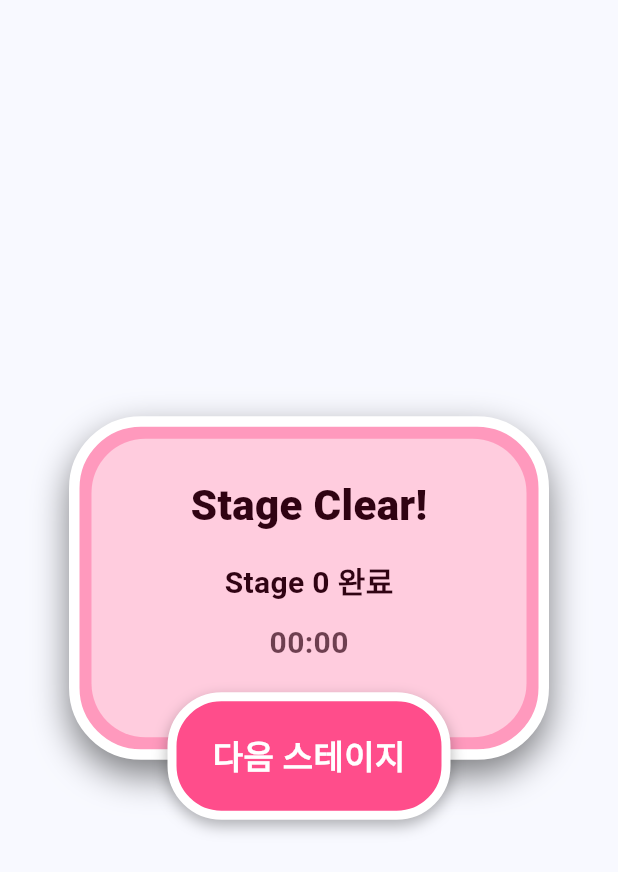
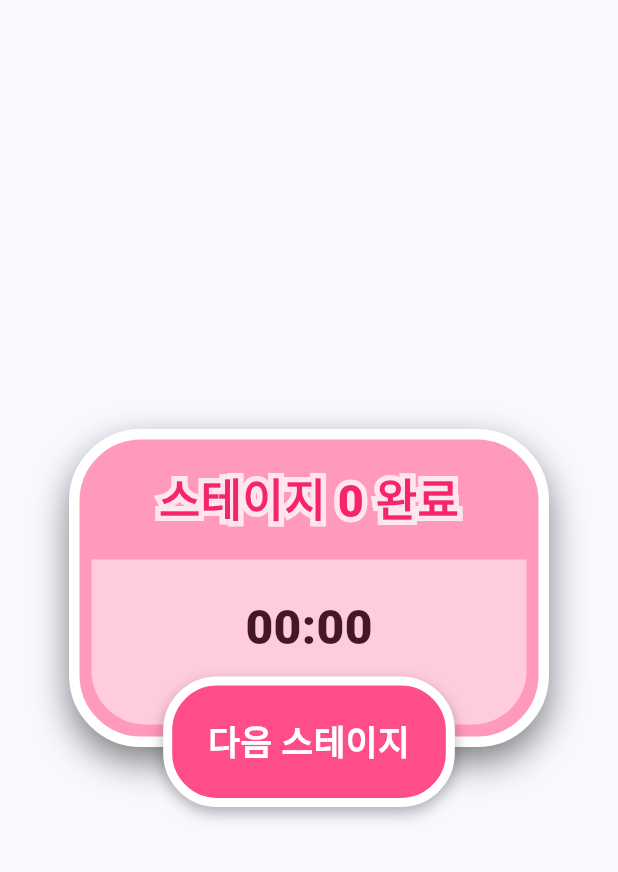
Before and after one commit to jay0286/lotty_memory_game, a Flutter app: the StageClearDialog widget shown alone on an empty page, opened directly with empty values, on a phone screen of 412 x 824 dp. Shown: the top 872 px of the screen. Run offline on Flutter 3.47's test engine with Material 3 defaults, Android fonts, the phone set to English and light mode, and no system bars; our stand-ins replace cloud_firestore, firebase_core; missing offline and left inert: flame; accounts and stored records are empty; Roboto replaces fonts that are missing (TJJoyofsinging).

Commit message:
feat: 기타 수정내용

```diff
--- a/lib/components/pig_card.dart
+++ b/lib/components/pig_card.dart
@@ -1,6 +1,6 @@
 import 'package:flame/components.dart';
 import 'package:flame/events.dart';
-import 'dart:ui' show Canvas, Color, ImageFilter, Paint;
+import 'dart:ui' show Canvas;
 import 'dart:math' as math;
 import 'water_ripple.dart';
 import '../config/game_config.dart';
@@ -67,7 +67,6 @@ class PigCard extends SpriteComponent with TapCallbacks {
   bool _isPlayingFailAnimation = false;
   double _animationTimer = 0.0;
   Vector2? _originalPosition;
-  final double _originalAlpha = 1.0;
   Function()? _onFailAnimationComplete;
 
   // Collision detection flag
--- a/lib/components/ui/stage_clear_dialog.dart
+++ b/lib/components/ui/stage_clear_dialog.dart
@@ -1,4 +1,5 @@
 import 'package:flutter/material.dart';
+import 'package:lotty_memory_game/components/ui/outlined_text.dart';
 
 /// 스테이지 클리어 다이얼로그
 class StageClearDialog extends StatelessWidget {
@@ -48,58 +49,49 @@ class StageClearDialog extends StatelessWidget {
             ),
             child: Column(
               mainAxisSize: MainAxisSize.min,
+              crossAxisAlignment: CrossAxisAlignment.center,
               children: [
                 // 상단 여백
+                SizedBox(height: 80,
+                  child: Center(
+                    child: OutlinedText(
+                            '스테이지 $currentStage 완료',
+                            style: const TextStyle(
+                              fontFamily: 'TJJoyofsinging',
+                              fontSize: 30,
+                              fontWeight: FontWeight.w800,
+                              color: Color(0xffF4256D),
+                            ),
+                            outlineColor: Color(0xFFFFE5EF),
+                            outlineWidth: 7.0,
+                          ),
+                  ),
+                ),
 
                 // 내용 영역
                 Padding(
-                  padding: const EdgeInsets.fromLTRB(8, 8, 8, 8),
+                  padding: const EdgeInsets.fromLTRB(8, 0, 8, 8),
                   child: Container(
                     width: double.infinity,
                     decoration: BoxDecoration(
                       color: const Color(0xffFFCCDE),
-                      borderRadius: BorderRadius.circular(36),
+                      borderRadius: BorderRadius.only(bottomLeft: Radius.circular(36), bottomRight: Radius.circular(36)),
                     ),
                     child: Column(
                       mainAxisSize: MainAxisSize.min,
                       children: [
-                        const SizedBox(height: 24),
-
-                        // 스테이지 클리어 텍스트
-                        const Text(
-                          'Stage Clear!',
-                          style: TextStyle(
-                            fontFamily: 'TJJoyofsinging',
-                            fontSize: 28,
-                            fontWeight: FontWeight.w900,
-                            color: Color(0xff300313),
-                          ),
-                        ),
-                        const SizedBox(height: 16),
-                        // 현재 스테이지 번호
-                        Text(
-                          'Stage $currentStage 완료',
-                          style: const TextStyle(
-                            fontFamily: 'TJJoyofsinging',
-                            fontSize: 20,
-                            fontWeight: FontWeight.w700,
-                            color: Color(0xff300313),
-                          ),
-                        ),
-                        const SizedBox(height: 12),
-                        // 경과 시간
-                        const SizedBox(width: 6),
+                        const SizedBox(height: 22),
                         Text(
                          _formatDuration(elapsedTime),
                          style: TextStyle(
                            fontFamily: 'TJJoyofsinging',
-                           fontSize: 20,
-                           fontWeight: FontWeight.w700,
-                           color: const Color(0xff300313).withValues(alpha: 0.7),
+                           fontSize: 32,
+                           fontWeight: FontWeight.w800,
+                           color: Color(0xff300313).withValues(alpha: 0.9),
                          ),
                                                     ),
 
-                        const SizedBox(height: 48),
+                        const SizedBox(height: 42),
                       ],
                     ),
                   ),
@@ -140,8 +132,8 @@ class StageClearDialog extends StatelessWidget {
                   '다음 스테이지',
                   style: TextStyle(
                     fontFamily: 'TJJoyofsinging',
-                    fontSize: 22,
-                    fontWeight: FontWeight.w800,
+                    fontSize: 23,
+                    fontWeight: FontWeight.w700,
                     color: Colors.white,
                   ),
                 ),
--- a/lib/components/ui/timer_widget.dart
+++ b/lib/components/ui/timer_widget.dart
@@ -21,7 +21,7 @@ class TimerWidget extends StatelessWidget {
       valueListenable: elapsedTimeNotifier,
       builder: (context, elapsed, child) {
         return Container(
-          padding: const EdgeInsets.symmetric(horizontal: 16, vertical: 8),
+          padding: const EdgeInsets.symmetric(horizontal: 12, vertical: 6),
           decoration: BoxDecoration(
             color: Colors.black.withValues(alpha: 0.1),
             borderRadius: BorderRadius.circular(18),
@@ -31,7 +31,7 @@ class TimerWidget extends StatelessWidget {
             children: [
                Icon(
                 Icons.timer,
-                size: 32,
+                size: 30,
                 color: Colors.white.withValues(alpha: 0.7),
               ),
               const SizedBox(width: 6),
@@ -39,7 +39,7 @@ class TimerWidget extends StatelessWidget {
                 _formatDuration(elapsed),
                 style:  TextStyle(
                   fontFamily: 'TJJoyofsinging',
-                  fontSize: 32,
+                  fontSize: 30,
                   fontWeight: FontWeight.w900,
                   color: Colors.white.withValues(alpha: 0.7),
                 ),
--- a/lib/config/game_config.dart
+++ b/lib/config/game_config.dart
@@ -113,7 +113,7 @@ class GameConfig {
   static const double heartPowerupChance = 0.30; // 10%
 
   /// 힌트 사용시 카드 공개 시간 (초)
-  static const double hintRevealDuration = 1.0;
+  static const double hintRevealDuration = 3.0;
 
   /// 파워업 카드 매칭 실패시 패널티 셔플 시간 (초)
   static const double penaltyShuffleDuration = 1.5;
```
